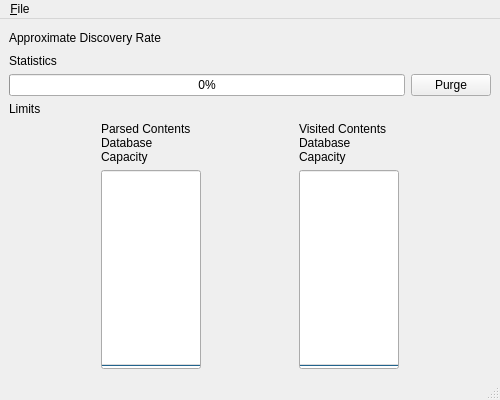
This is UI/pandemonium_statistics.ui in nurfalie/pandamonium as Qt 5 draws it before an edit. The edited form follows.
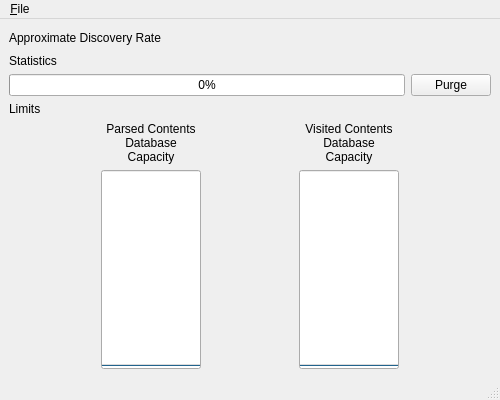
This is the edited form. Icons and pictures are not drawn.

Commit message: Centered as requested.

What changed in the file:
```diff
--- a/UI/pandemonium_statistics.ui
+++ b/UI/pandemonium_statistics.ui
@@ -99,6 +99,9 @@
           <property name="text">
            <string>Parsed Contents Database Capacity</string>
           </property>
+          <property name="alignment">
+           <set>Qt::AlignCenter</set>
+          </property>
           <property name="wordWrap">
            <bool>true</bool>
           </property>
@@ -135,6 +138,9 @@
           <property name="text">
            <string>Visited Contents Database Capacity</string>
           </property>
+          <property name="alignment">
+           <set>Qt::AlignCenter</set>
+          </property>
           <property name="wordWrap">
            <bool>true</bool>
           </property>
```
The commit also changes 1 other file.
